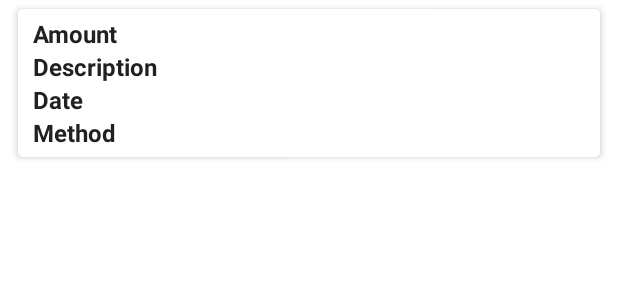
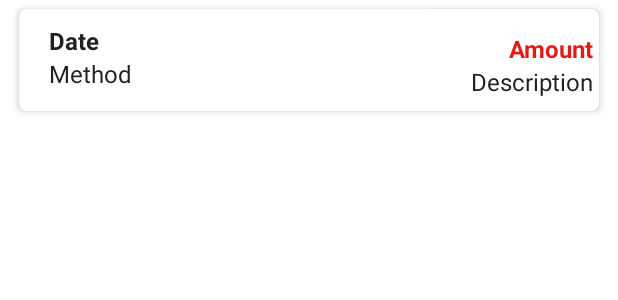
Before and after one commit to usman367/FinanceApp, an Android app: the layout item_transaction.xml on its own in the app's theme, with its tools: preview values and no code run, on a phone screen of 412 x 824 dp. Shown: the top 300 px of the screen. Run offline under Robolectric (Android 15) with nearby library versions, the phone set to English and light mode, and no system bars.

Commit message:
Updated design and the Main Activity updates when a transaction is added

```diff
--- a/app/src/main/java/com/example/financeapp/AddTransactionActivity.java
+++ b/app/src/main/java/com/example/financeapp/AddTransactionActivity.java
@@ -2,6 +2,7 @@ package com.example.financeapp;
 
 import androidx.appcompat.app.AppCompatActivity;
 
+import android.app.Activity;
 import android.app.DatePickerDialog;
 import android.os.Bundle;
 import android.util.Log;
@@ -108,10 +109,11 @@ public class AddTransactionActivity extends AppCompatActivity implements View.On
                 Long addTransaction = dbHandler.addTransaction(transactionModel);
 
                 if(addTransaction > 0){
-                    Toast.makeText(this, "The transaction details are inserted successfully.", Toast.LENGTH_SHORT);
-
                     //Logging this to check if it works
                     Log.i("Database addition", "Database addition worked: ");
+
+                    //We do this so we can update the home screen once we have added a transaction
+                    setResult(Activity.RESULT_OK);
 
                     //Close this activity
                     finish();
--- a/app/src/main/java/com/example/financeapp/MainActivity.java
+++ b/app/src/main/java/com/example/financeapp/MainActivity.java
@@ -1,11 +1,14 @@
 package com.example.financeapp;
 
+import androidx.annotation.Nullable;
 import androidx.appcompat.app.AppCompatActivity;
 import androidx.recyclerview.widget.LinearLayoutManager;
 import androidx.recyclerview.widget.RecyclerView;
 
+import android.app.Activity;
 import android.content.Intent;
 import android.os.Bundle;
+import android.util.Log;
 import android.view.View;
 import android.widget.Adapter;
 import android.widget.LinearLayout;
@@ -17,6 +20,11 @@ public class MainActivity extends AppCompatActivity {
 
     // Used this for help:
     // https://guides.codepath.com/android/using-the-recyclerview
+
+
+    //Variable which we use for updating the Main screen once the user has added a transaction
+    int ADD_TRANSACTION_ACTIVITY_REQUEST_CODE = 1;
+
 
     @Override
     protected void onCreate(Bundle savedInstanceState) {
@@ -34,7 +42,15 @@ public class MainActivity extends AppCompatActivity {
         fabAddTransaction.setOnClickListener( new View.OnClickListener() {
             @Override
             public void onClick(View v) {
-                startActivity(intent);
+                //Changed form this:
+                //startActivity(intent);
+                //To this:
+                startActivityForResult(intent, ADD_TRANSACTION_ACTIVITY_REQUEST_CODE);
+                //So the home screen automatically updates when we add a transaction
+                //Instead of closing the app and then opening it again to see it on the homepage
+                //We pass in the ADD_TRANSACTION_ACTIVITY_REQUEST_CODE which will be checked in the onActivityResult() func below
+                //Change made in the onClick function under R.id.btn_save in the AddTransactionActivity
+                //onActivityResult Button function added below to update it
             }
         });
 
@@ -43,27 +59,30 @@ public class MainActivity extends AppCompatActivity {
     }
 
     private void getTransactionListFromLocalDB(){
+        //Creating an object of the Database Handler
         DatabaseHandler dbHandler = new DatabaseHandler(this);
 
-        //Causing a problem, its in the getTransactionsList() method
+        //Creating an ArrayList of the type TransactionModel
+        //Stores all the data in it, which we get from the getTransactionsList() method in the Database Handler class
         ArrayList<TransactionModel2> getTransactionList = dbHandler.getTransactionsList();
 
-        //Test:
-        //ArrayList<TransactionModel2> getTransactionList = new ArrayList<>();
-
-
+        //If the list is not empty
         if(getTransactionList.size() > 0){
             androidx.recyclerview.widget.RecyclerView rv_transaction_list = findViewById(R.id.rv_transaction_list);
             TextView tv_no_records_available = findViewById(R.id.tv_no_records_available);
 
+            //Then show the RecyclerView
             rv_transaction_list.setVisibility(View.VISIBLE);
             tv_no_records_available.setVisibility(View.GONE);
 
+            //Call this func from below which will set the RecyclerView
             setupTransactionRecyclerView(getTransactionList);
+
         }else{
             androidx.recyclerview.widget.RecyclerView rv_transaction_list = findViewById(R.id.rv_transaction_list);
             TextView tv_no_records_available = findViewById(R.id.tv_no_records_available);
 
+            //Otherwise just show the TV which says there is no data
             rv_transaction_list.setVisibility(View.GONE);
             tv_no_records_available.setVisibility(View.VISIBLE);
         }
@@ -72,15 +91,42 @@ public class MainActivity extends AppCompatActivity {
 
 
     private void setupTransactionRecyclerView(ArrayList<TransactionModel2> transactionList){
+        //Get the Recycler View from activity_main
         androidx.recyclerview.widget.RecyclerView rv_transaction_list = findViewById(R.id.rv_transaction_list);
 
+        //We want to use the linear layout model
         rv_transaction_list.setLayoutManager(new LinearLayoutManager(this));
-        //rv_transaction_list.setLayoutManager(LinearLayout);
+
 
         rv_transaction_list.setHasFixedSize(true);
 
-         TransactionAdapter transactionAdapter = new TransactionAdapter(this, transactionList);
+        //We set the adapter we want to use
+        TransactionAdapter transactionAdapter = new TransactionAdapter(this, transactionList);
          rv_transaction_list.setAdapter((RecyclerView.Adapter) transactionAdapter);
+
+    }
+
+
+    //It is called when the activity which launched with the request code and expecting a result from the launched activity.
+    //Call Back method to get the Message form other Activity
+    //We added this function so it updates the Main Screen when a transaction is added
+    @Override
+    protected void onActivityResult(int requestCode, int resultCode, @Nullable Intent data) {
+        super.onActivityResult(requestCode, resultCode, data);
+
+        // check if the request code is same as what is passed here it is 'ADD_TRANSACTION_REQUEST_CODE'
+        //If the request code is equal to the code we sent from here
+        if (requestCode == ADD_TRANSACTION_ACTIVITY_REQUEST_CODE) {
+            //And the result code is ok
+            //We set it to OK in the onClick function under R.id.btn_save in the AddTransactionActivity
+            if (resultCode == Activity.RESULT_OK) {
+                //Then call getHappyPlacesListFromLocalDB() to get the latest version of the data from the database
+                getTransactionListFromLocalDB();;
+
+            }else{
+                Log.e("Activity", "Cancelled or Back Pressed");
+            }
+        }
 
     }
 
--- a/app/src/main/res/layout/item_transaction.xml
+++ b/app/src/main/res/layout/item_transaction.xml
@@ -6,15 +6,21 @@
     android:layout_width="match_parent"
     android:layout_height="wrap_content">
 
+
     <!--    Creating the card view, in which we will display the information-->
+<!--            android:layout_marginStart="8dp"
+        android:layout_marginEnd="8dp"
+        The space between the start of the card and the end (The space on the right of thr card, and the left)-->
+<!--            android:minHeight="80dp" Added to make the card bigger-->
     <androidx.cardview.widget.CardView
         android:layout_width="match_parent"
         android:layout_height="wrap_content"
+        android:minHeight="80dp"
         android:layout_marginStart="8dp"
         android:layout_marginEnd="8dp"
         android:background="@color/white_color"
         android:foreground="?attr/selectableItemBackground"
-        app:cardCornerRadius="3dp"
+        app:cardCornerRadius="5dp"
         app:cardElevation="3dp"
         app:cardUseCompatPadding="true"
         app:layout_constraintBottom_toBottomOf="parent"
@@ -22,36 +28,36 @@
         app:layout_constraintStart_toStartOf="parent"
         app:layout_constraintTop_toTopOf="parent">
 
+
+
+<!--        For the whole linear layout we, want it to be displayed horizontally-->
+<!--        layout_height="match_parent" Takes up the maximum height-->
+<!--                    android:layout_marginStart="10dp" The space above the LL-->
         <LinearLayout
             android:layout_width="match_parent"
-            android:layout_height="wrap_content"
+            android:layout_height="match_parent"
             android:layout_marginStart="10dp"
             android:layout_marginEnd="2dp"
+            android:layout_marginTop="10dp"
+            android:orientation="horizontal">
+
+
+            <!--We want a LL to show info on the left-->
+<!--            android:layout_weight="1" Because we want both of the LL's to take up the same amount of width-->
+<!--            android:orientation="vertical" We want the info in this LL to be displayed vertically-->
+            <LinearLayout
+                android:layout_width="match_parent"
+                android:layout_height="match_parent"
+                android:layout_marginStart="10dp"
+                android:layout_marginEnd="2dp"
+                android:layout_weight="1"
                 android:orientation="vertical">
-
-            <TextView
-                android:id="@+id/tvAmount"
-                android:layout_width="match_parent"
-                android:layout_height="wrap_content"
-                android:layout_marginTop="5dp"
-                android:textColor="@color/primary_text_color"
-                android:textSize="16sp"
-                android:textStyle="bold"
-                tools:text="Amount" />
-
-            <TextView
-                android:id="@+id/tvDescription"
-                android:layout_width="match_parent"
-                android:layout_height="wrap_content"
-                android:textColor="@color/primary_text_color"
-                android:textSize="16sp"
-                android:textStyle="bold"
-                tools:text="Description" />
 
                 <TextView
                     android:id="@+id/tvDate"
                     android:layout_width="match_parent"
                     android:layout_height="wrap_content"
+                    android:gravity="start"
                     android:textColor="@color/primary_text_color"
                     android:textSize="16sp"
                     android:textStyle="bold"
@@ -62,10 +68,46 @@
                     android:layout_marginBottom="5dp"
                     android:layout_width="match_parent"
                     android:layout_height="wrap_content"
+                    android:gravity="start"
                     android:textColor="@color/primary_text_color"
                     android:textSize="16sp"
+                    tools:text="Method" />
+
+            </LinearLayout>
+
+
+<!--        To show info on the Right-->
+            <!--  android:layout_weight="1" Because we want both of the LL's to take up the same amount of width-->
+            <!--  android:orientation="vertical" We want the info in this LL to be displayed vertically-->
+            <LinearLayout
+                android:layout_width="match_parent"
+                android:layout_height="match_parent"
+                android:layout_marginStart="10dp"
+                android:layout_marginEnd="2dp"
+                android:layout_weight="1"
+                android:orientation="vertical">
+
+                <TextView
+                    android:id="@+id/tvAmount"
+                    android:layout_width="match_parent"
+                    android:layout_height="wrap_content"
+                    android:layout_marginTop="5dp"
+                    android:gravity="end"
+                    android:textColor="#e61919"
+                    android:textSize="16sp"
                     android:textStyle="bold"
-                tools:text="Method" />
+                    tools:text="Amount" />
+
+                <TextView
+                    android:id="@+id/tvDescription"
+                    android:layout_width="match_parent"
+                    android:layout_height="wrap_content"
+                    android:gravity="end"
+                    android:textColor="@color/primary_text_color"
+                    android:textSize="16sp"
+                    tools:text="Description" />
+
+            </LinearLayout>
 
 
         </LinearLayout>
```
Lines whose indentation alone changed are shown as unchanged.
